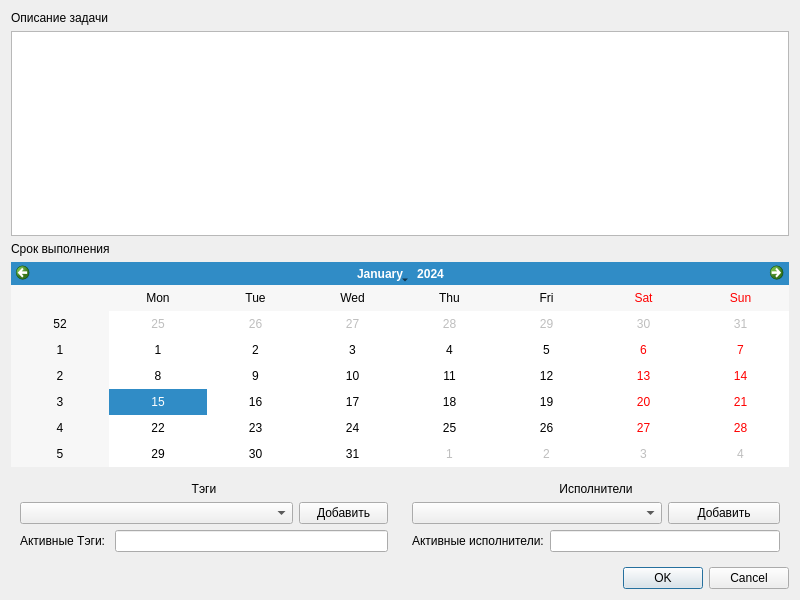
The window that app/LightTaskManager/gui/adddialog.ui (moevm/gui-1h2018-06) describes before a commit, drawn with Qt 5.
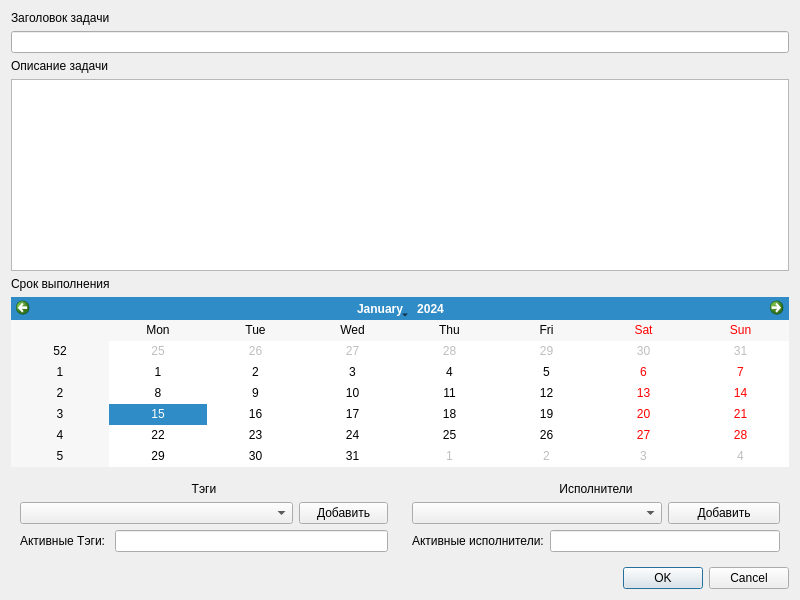
The same window after the commit.

Commit message: У задачи теперь есть заголвок

What changed in the file:
```diff
--- a/app/LightTaskManager/gui/adddialog.ui
+++ b/app/LightTaskManager/gui/adddialog.ui
@@ -14,7 +14,7 @@
    <string>Добавить задачу</string>
   </property>
   <layout class="QGridLayout" name="gridLayout">
-   <item row="4" column="1">
+   <item row="6" column="1">
     <widget class="QFrame" name="tagsFrame">
      <property name="sizePolicy">
       <sizepolicy hsizetype="Preferred" vsizetype="Preferred">
@@ -66,7 +66,14 @@
      </layout>
     </widget>
    </item>
-   <item row="4" column="2">
+   <item row="2" column="1" colspan="2">
+    <widget class="QLabel" name="addLabel">
+     <property name="text">
+      <string>Описание задачи</string>
+     </property>
+    </widget>
+   </item>
+   <item row="6" column="2">
     <widget class="QFrame" name="usersFrame">
      <property name="sizePolicy">
       <sizepolicy hsizetype="Preferred" vsizetype="Preferred">
@@ -114,7 +121,7 @@
      </layout>
     </widget>
    </item>
-   <item row="5" column="2">
+   <item row="7" column="2">
     <widget class="QDialogButtonBox" name="addButtonBox">
      <property name="orientation">
       <enum>Qt::Horizontal</enum>
@@ -124,26 +131,29 @@
      </property>
     </widget>
    </item>
-   <item row="0" column="1">
-    <widget class="QLabel" name="addLabel">
-     <property name="text">
-      <string>Описание задачи</string>
-     </property>
-    </widget>
-   </item>
-   <item row="1" column="1" colspan="2">
-    <widget class="QTextEdit" name="addTextEdit"/>
-   </item>
-   <item row="3" column="1" colspan="2">
+   <item row="5" column="1" colspan="2">
     <widget class="QCalendarWidget" name="calendarWidget"/>
    </item>
-   <item row="2" column="1" colspan="2">
+   <item row="4" column="1" colspan="2">
     <widget class="QLabel" name="label">
      <property name="text">
       <string>Срок выполнения</string>
      </property>
     </widget>
    </item>
+   <item row="3" column="1" colspan="2">
+    <widget class="QTextEdit" name="addDescriptionTextEdit"/>
+   </item>
+   <item row="0" column="1" colspan="2">
+    <widget class="QLabel" name="addTitleLabel">
+     <property name="text">
+      <string>Заголовок задачи</string>
+     </property>
+    </widget>
+   </item>
+   <item row="1" column="1" colspan="2">
+    <widget class="QLineEdit" name="addTitleLineEdit"/>
+   </item>
   </layout>
  </widget>
  <resources/>
```
The commit also changes 8 other files.
